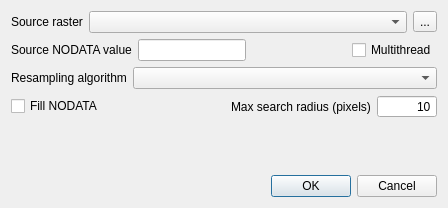
Before: the Qt Designer form flo2d/ui/sampling_elev.ui in FLO-2DSoftware/qgis-flo-2d-plugin, drawn with Qt 5.
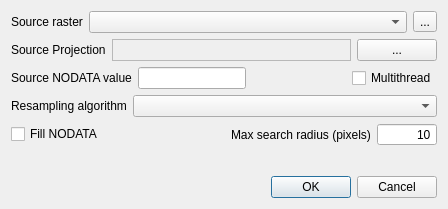
After: the same form once the commit is applied.

Commit message: Compute grid elevations using gdal_grid method

Diff of the .ui file:
```diff
--- a/flo2d/ui/sampling_elev.ui
+++ b/flo2d/ui/sampling_elev.ui
@@ -7,14 +7,52 @@
     <x>0</x>
     <y>0</y>
     <width>448</width>
-    <height>208</height>
+    <height>209</height>
    </rect>
   </property>
   <property name="windowTitle">
    <string>Elevation Sampling</string>
   </property>
   <layout class="QGridLayout" name="gridLayout">
-   <item row="1" column="0">
+   <item row="6" column="0">
+    <widget class="QDialogButtonBox" name="buttonBox">
+     <property name="orientation">
+      <enum>Qt::Horizontal</enum>
+     </property>
+     <property name="standardButtons">
+      <set>QDialogButtonBox::Cancel|QDialogButtonBox::Ok</set>
+     </property>
+    </widget>
+   </item>
+   <item row="0" column="0">
+    <layout class="QHBoxLayout" name="horizontalLayout">
+     <item>
+      <widget class="QLabel" name="label">
+       <property name="text">
+        <string>Source raster</string>
+       </property>
+      </widget>
+     </item>
+     <item>
+      <widget class="QComboBox" name="srcRasterCbo">
+       <property name="sizePolicy">
+        <sizepolicy hsizetype="MinimumExpanding" vsizetype="Fixed">
+         <horstretch>0</horstretch>
+         <verstretch>0</verstretch>
+        </sizepolicy>
+       </property>
+      </widget>
+     </item>
+     <item>
+      <widget class="QToolButton" name="browseSrcBtn">
+       <property name="text">
+        <string>...</string>
+       </property>
+      </widget>
+     </item>
+    </layout>
+   </item>
+   <item row="2" column="0">
     <layout class="QHBoxLayout" name="horizontalLayout_4">
      <item>
       <widget class="QLabel" name="label_4">
@@ -56,78 +94,6 @@
     </layout>
    </item>
    <item row="4" column="0">
-    <spacer name="verticalSpacer">
-     <property name="orientation">
-      <enum>Qt::Vertical</enum>
-     </property>
-     <property name="sizeHint" stdset="0">
-      <size>
-       <width>20</width>
-       <height>40</height>
-      </size>
-     </property>
-    </spacer>
-   </item>
-   <item row="0" column="0">
-    <layout class="QHBoxLayout" name="horizontalLayout">
-     <item>
-      <widget class="QLabel" name="label">
-       <property name="text">
-        <string>Source raster</string>
-       </property>
-      </widget>
-     </item>
-     <item>
-      <widget class="QComboBox" name="srcRasterCbo">
-       <property name="sizePolicy">
-        <sizepolicy hsizetype="MinimumExpanding" vsizetype="Fixed">
-         <horstretch>0</horstretch>
-         <verstretch>0</verstretch>
-        </sizepolicy>
-       </property>
-      </widget>
-     </item>
-     <item>
-      <widget class="QToolButton" name="browseSrcBtn">
-       <property name="text">
-        <string>...</string>
-       </property>
-      </widget>
-     </item>
-    </layout>
-   </item>
-   <item row="5" column="0">
-    <widget class="QDialogButtonBox" name="buttonBox">
-     <property name="orientation">
-      <enum>Qt::Horizontal</enum>
-     </property>
-     <property name="standardButtons">
-      <set>QDialogButtonBox::Cancel|QDialogButtonBox::Ok</set>
-     </property>
-    </widget>
-   </item>
-   <item row="2" column="0">
-    <layout class="QHBoxLayout" name="horizontalLayout_2">
-     <item>
-      <widget class="QLabel" name="label_2">
-       <property name="text">
-        <string>Resampling algorithm</string>
-       </property>
-      </widget>
-     </item>
-     <item>
-      <widget class="QComboBox" name="algCbo">
-       <property name="sizePolicy">
-        <sizepolicy hsizetype="MinimumExpanding" vsizetype="Fixed">
-         <horstretch>0</horstretch>
-         <verstretch>0</verstretch>
-        </sizepolicy>
-       </property>
-      </widget>
-     </item>
-    </layout>
-   </item>
-   <item row="3" column="0">
     <layout class="QHBoxLayout" name="horizontalLayout_3">
      <property name="bottomMargin">
       <number>20</number>
@@ -198,6 +164,80 @@
      </item>
     </layout>
    </item>
+   <item row="3" column="0">
+    <layout class="QHBoxLayout" name="horizontalLayout_2">
+     <item>
+      <widget class="QLabel" name="label_2">
+       <property name="text">
+        <string>Resampling algorithm</string>
+       </property>
+      </widget>
+     </item>
+     <item>
+      <widget class="QComboBox" name="algCbo">
+       <property name="sizePolicy">
+        <sizepolicy hsizetype="MinimumExpanding" vsizetype="Fixed">
+         <horstretch>0</horstretch>
+         <verstretch>0</verstretch>
+        </sizepolicy>
+       </property>
+      </widget>
+     </item>
+    </layout>
+   </item>
+   <item row="1" column="0">
+    <layout class="QHBoxLayout" name="horizontalLayout_6">
+     <item>
+      <widget class="QLabel" name="label_3">
+       <property name="text">
+        <string>Source Projection</string>
+       </property>
+      </widget>
+     </item>
+     <item>
+      <widget class="QLabel" name="srcProjection">
+       <property name="sizePolicy">
+        <sizepolicy hsizetype="MinimumExpanding" vsizetype="Preferred">
+         <horstretch>0</horstretch>
+         <verstretch>0</verstretch>
+        </sizepolicy>
+       </property>
+       <property name="frameShape">
+        <enum>QFrame::StyledPanel</enum>
+       </property>
+       <property name="text">
+        <string/>
+       </property>
+      </widget>
+     </item>
+     <item>
+      <widget class="QPushButton" name="browseSrcProjectionBtn">
+       <property name="sizePolicy">
+        <sizepolicy hsizetype="Fixed" vsizetype="Fixed">
+         <horstretch>0</horstretch>
+         <verstretch>0</verstretch>
+        </sizepolicy>
+       </property>
+       <property name="text">
+        <string>...</string>
+       </property>
+      </widget>
+     </item>
+    </layout>
+   </item>
+   <item row="5" column="0">
+    <spacer name="verticalSpacer">
+     <property name="orientation">
+      <enum>Qt::Vertical</enum>
+     </property>
+     <property name="sizeHint" stdset="0">
+      <size>
+       <width>20</width>
+       <height>40</height>
+      </size>
+     </property>
+    </spacer>
+   </item>
   </layout>
  </widget>
  <resources/>
```
The commit also changes 1 other file.
